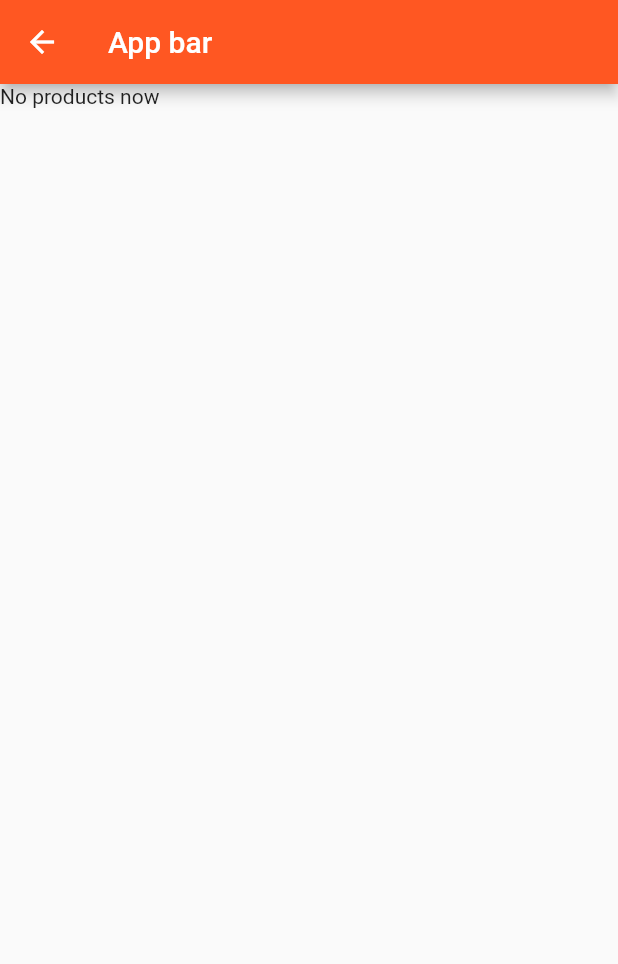
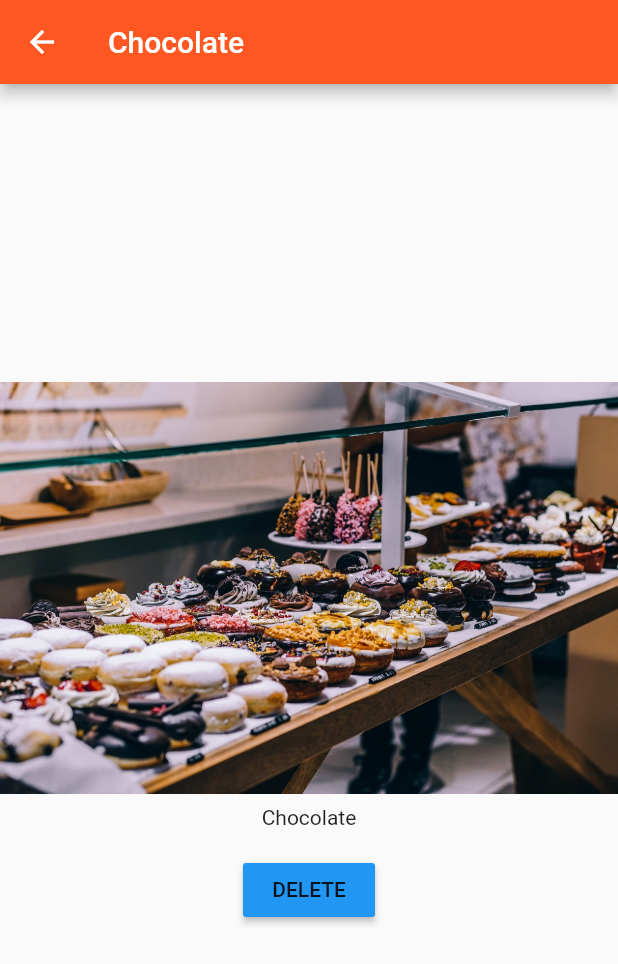
Before and after one commit to ambarara123/Products_Flutter, a Flutter app: the ProductManager widget shown alone on an empty page, opened directly, after a tap on "Add Product", after a tap on "detail", on a phone screen of 412 x 824 dp. Shown: the top 964 px of the screen. Run offline on Flutter 3.47's test engine with Material 2 defaults, Android fonts, the phone set to English and light mode, and no system bars.

```diff
--- a/lib/main.dart
+++ b/lib/main.dart
@@ -1,7 +1,8 @@
 import 'package:flutter/material.dart';
 import 'package:new_flutter/product_manager.dart';
 import 'package:flutter/rendering.dart';
-import 'package:new_flutter/pages/Home.dart';
+import 'package:new_flutter/pages/products.dart';
+import 'package:new_flutter/pages/auth.dart';
 
 void main() {
   //debugPaintBaselinesEnabled = true;
@@ -27,7 +28,7 @@ class _MyAppState extends State<MyApp>{
     return new MaterialApp(title: "My App",
       theme: ThemeData(primaryColor: Colors.deepOrange
       ),
-      home: HomePage(),
+      home: AuthPage(),
     );
 
   }
--- a/lib/pages/product.dart
+++ b/lib/pages/product.dart
@@ -1,18 +1,47 @@
 import 'package:flutter/material.dart';
+import 'package:async/async.dart';
 
-class ProductPage extends StatelessWidget{
+class ProductPage extends StatelessWidget {
+  final String title;
+  final String imageUrl;
+
+
+  ProductPage(this.title, this.imageUrl);
 
   @override
   Widget build(BuildContext context) {
     // TODO: implement build
-    return Scaffold(
-      appBar: new AppBar(
-        title: new Text("App bar"
-        )
-        ,)
-      ,body: Text("No products now"),
+    return WillPopScope(
+      onWillPop: (){
+        print("back button is pressed");
+        Navigator.pop(context,false);
+        return Future.value(false);
+      },
+      child: Scaffold(
+        appBar: new AppBar(
+          title: new Text(title),
+        ),
+        body: Column(
+            mainAxisAlignment: MainAxisAlignment.center,
+            crossAxisAlignment: CrossAxisAlignment.center,
+            children: <Widget>[
+              Image.asset(imageUrl),
+              Padding(
+                padding: const EdgeInsets.all(8.0),
+                child: Text(title),
+              ),
+              Padding(
+                padding: const EdgeInsets.all(8.0),
+                child: RaisedButton(
+                  color: Theme.of(context).accentColor,
+                  child: new Text("DELETE"),
+                  onPressed: () => Navigator.pop(context, true),
+                ),
+              ),
+            ],
+          ),
+      ),
+    );
 
-
-    );
   }
 }
--- a/lib/pages/Home.dart
+++ b/lib/pages/products.dart
@@ -1,12 +1,12 @@
 import 'package:flutter/material.dart';
 import '../product_manager.dart';
 
-class HomePage extends StatelessWidget{
+class ProductsPage extends StatelessWidget{
 
 
   @override
   Widget build(BuildContext context) {
-    // TODO: implement build
+
 
     return new Scaffold(
       appBar: new AppBar(
--- a/lib/product_manager.dart
+++ b/lib/product_manager.dart
@@ -4,7 +4,7 @@ import 'products.dart';
 import 'generated/product_controller.dart';
 
 class ProductManager extends StatefulWidget {
-  final String startingproducts;
+  final Map<String,String> startingproducts;
 
   ProductManager({this.startingproducts}){
     print("project manager class");
@@ -17,7 +17,7 @@ class ProductManager extends StatefulWidget {
   }
 }
 class _Manager extends State<ProductManager>{
-  List<String> products = [];
+  List<Map<String,String>> products = [];
 
   @override
   void initState() {
@@ -28,11 +28,17 @@ class _Manager extends State<ProductManager>{
        super.initState();
   }
 
-  void _addProduct(String product){
+  void _addProduct(Map<String, String> product){
     setState(() {
       products.add(product);
     });
 
+  }
+
+  void _deleteProduct(int index){
+    setState(() {
+      products.removeAt(index);
+    });
   }
 
 
@@ -45,7 +51,7 @@ class _Manager extends State<ProductManager>{
         child:
         ProductController(_addProduct)
 
-    ),Expanded(child: new Products(products))]);
+    ),Expanded(child: new Products(products,deleteProducts: _deleteProduct))]);
   }
 
 }
--- a/lib/products.dart
+++ b/lib/products.dart
@@ -2,24 +2,38 @@ import 'package:flutter/material.dart';
 import 'package:new_flutter/pages/product.dart';
 
 class Products extends StatelessWidget {
-  final List<String> product;
+  final List<Map<String, String>> product;
+  final Function deleteProducts;
 
-  Products(this.product);
+  Products(this.product,{this.deleteProducts});
 
   Widget _buildProductItem(BuildContext context, int index) {
     return new Card(
       child: new Column(
         children: <Widget>[
-          new Image.asset('assets/food.jpg'),
+          new Image.asset(product[index]['image']),
           new Container(
             margin: new EdgeInsets.all(5.0),
-            child: new Text(product[index]),
+            child: new Text(product[index]['title']),
           ),
           ButtonBar(children: <Widget>[
-            FlatButton(
+            Center(
+              child: FlatButton(
                 child: Text("detail"),
-                onPressed: () => Navigator.push(context,
-                    MaterialPageRoute(builder: (context) => ProductPage()))),
+                onPressed: () => Navigator.push<bool>(
+                      context,
+                      MaterialPageRoute(
+                        builder: (context) => ProductPage(
+                            product[index]['title'], product[index]['image']),
+                      ),
+                    ).then((bool value){
+                      print(value);
+                      if(value){
+                        deleteProducts(index);
+                      }
+                }),
+              ),
+            ),
           ])
         ],
       ),
```
Also changed, not shown: lib/pages/auth.dart (added, +26 -0 lines), lib/generated/product_controller.dart.
